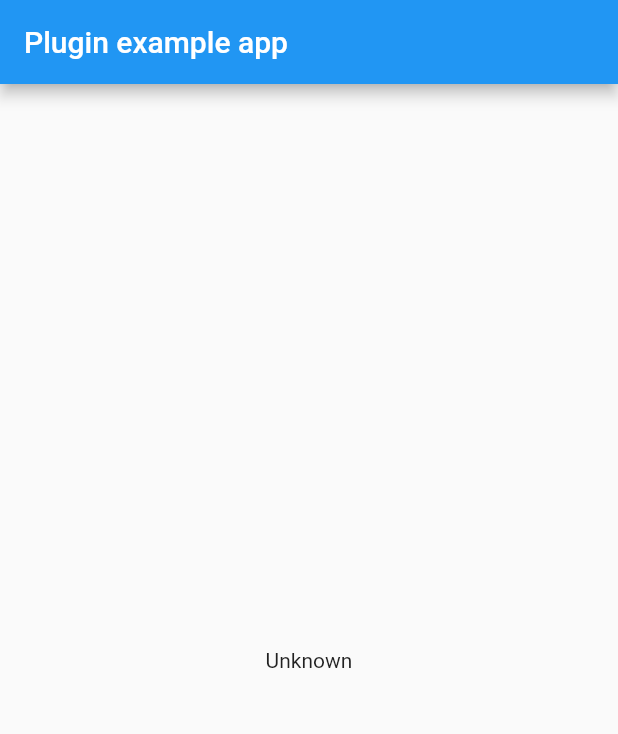
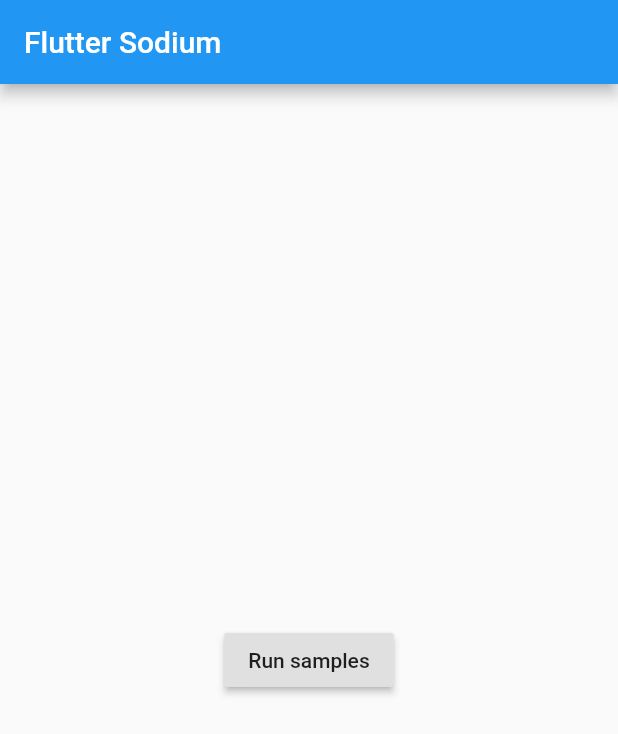
Before and after one commit to firstfloorsoftware/flutter_sodium, a Flutter app: the screen it shows after launch, on a phone screen of 412 x 824 dp. Shown: the top 734 px of the screen. Run offline on Flutter 3.47's test engine with Material 2 defaults, Android fonts, the phone set to English and light mode, and no system bars; our stand-ins replace convert.

Commit message:
adds sodium samples

```diff
--- a/example/lib/main.dart
+++ b/example/lib/main.dart
@@ -1,55 +1,29 @@
 import 'package:flutter/material.dart';
-import 'package:flutter/services.dart';
-import 'package:flutter_sodium/flutter_sodium.dart';
+import 'samples.dart';
 
 void main() => runApp(new MyApp());
 
-class MyApp extends StatefulWidget {
-  @override
-  _MyAppState createState() => new _MyAppState();
-}
+class MyApp extends StatelessWidget {
+  runSamples() async {
+    var stopwatch = new Stopwatch()..start();
+    print('Running sodium samples');
 
-class _MyAppState extends State<MyApp> {
-  String _sodiumVersion = 'Unknown';
+    await shortInputHashing();
+    await generatingRandomData();
 
-  @override
-  initState() {
-    super.initState();
-    initPlatformState();
-  }
-
-  // Platform messages are asynchronous, so we initialize in an async method.
-  initPlatformState() async {
-    String sodiumVersion;
-    // Platform messages may fail, so we use a try/catch PlatformException.
-    try {
-      sodiumVersion = await Sodium.sodiumVersionString();
-    } on PlatformException {
-      sodiumVersion = 'Failed to get sodium version.';
-    }
-
-    // If the widget was removed from the tree while the asynchronous platform
-    // message was in flight, we want to discard the reply rather than calling
-    // setState to update our non-existent appearance.
-    if (!mounted)
-      return;
-
-    setState(() {
-      _sodiumVersion = sodiumVersion;
-    });
+    print('Samples took ${stopwatch.elapsedMilliseconds}ms');
   }
 
   @override
   Widget build(BuildContext context) {
     return new MaterialApp(
       home: new Scaffold(
-        appBar: new AppBar(
-          title: new Text('Plugin example app'),
-        ),
-        body: new Center(
-          child: new Text(_sodiumVersion),
-        ),
-      ),
+          appBar: new AppBar(
+            title: new Text('Flutter Sodium'),
+          ),
+          body: new Center(
+              child: new RaisedButton(
+                  child: new Text('Run samples'), onPressed: runSamples))),
     );
   }
 }
```
Also changed, not shown: example/lib/samples.dart (added, +40 -0 lines), example/pubspec.yaml (+2 -41 lines).
